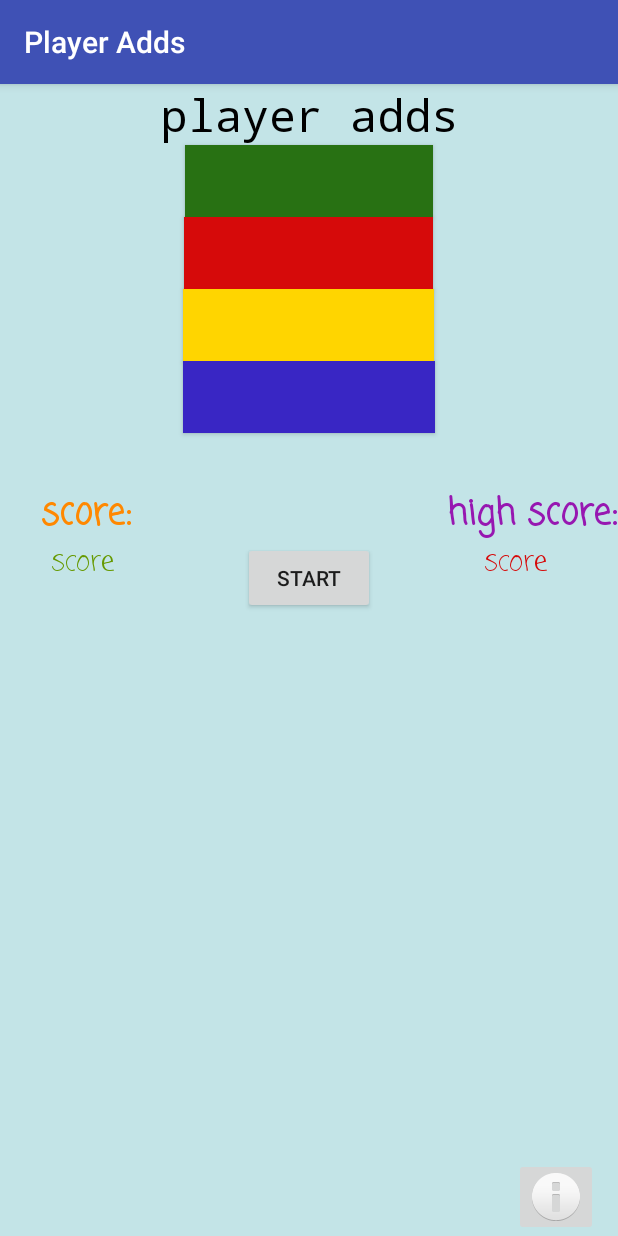
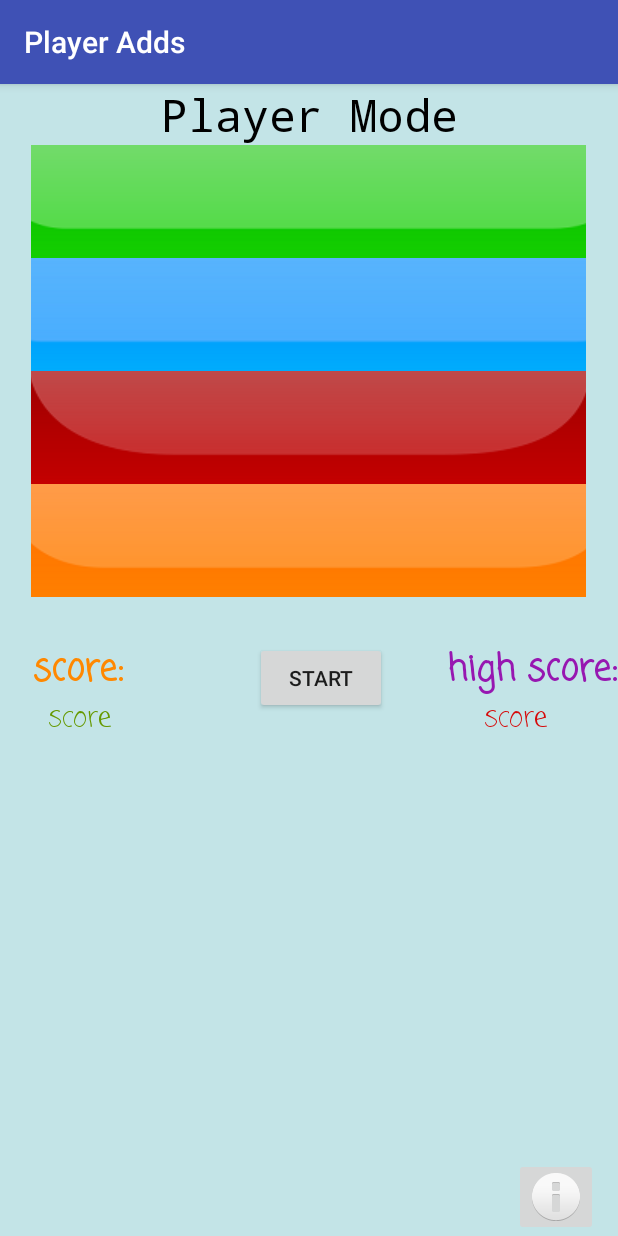
Before and after one commit to briSchm/Simon, an Android app: the playerActivity screen opened directly, with no data from a screen before it, on a phone screen of 412 x 824 dp. Run offline under Robolectric (Android 15) with nearby library versions, the phone set to English and light mode, and no system bars.

Commit message:
Changed layouts to match.

```diff
--- a/app/src/main/res/layout-port/player_adds.xml
+++ b/app/src/main/res/layout-port/player_adds.xml
@@ -8,7 +8,7 @@
     android:gravity="center">
 
     <TextView
-        android:text="player adds"
+        android:text="Player Mode"
         android:layout_width="match_parent"
         android:layout_height="wrap_content"
         android:id="@+id/name"
@@ -17,110 +17,130 @@
         android:fontFamily="monospace"
         android:textColor="@android:color/black" />
 
-    <Button
-        android:layout_width="165dp"
-        android:layout_height="wrap_content"
-        android:id="@+id/green"
-        android:background="@color/green"/>
+    <ImageButton
+        android:id="@+id/green_button"
+        android:layout_width="370dp"
+        android:layout_height="75dp"
+        app:srcCompat="@drawable/green_button" />
 
-    <Button
-        android:layout_width="166dp"
-        android:layout_height="wrap_content"
-        android:id="@+id/red"
-        android:background="@color/red" />
+    <ImageButton
+        android:id="@+id/blue_button"
+        android:layout_width="370dp"
+        android:layout_height="75dp"
+        app:srcCompat="@drawable/blue_button" />
 
-    <Button
-        android:layout_width="167dp"
-        android:layout_height="wrap_content"
-        android:id="@+id/yellow"
-        android:background="@color/yellow" />
+    <ImageButton
+        android:id="@+id/red_button"
+        android:layout_width="370dp"
+        android:layout_height="75dp"
+        app:srcCompat="@drawable/red_button" />
 
-    <Button
-        android:layout_width="168dp"
-        android:layout_height="wrap_content"
-        android:id="@+id/blue"
-        android:background="@color/blue" />
+    <ImageButton
+        android:id="@+id/yellow_button"
+        android:layout_width="370dp"
+        android:layout_height="75dp"
+        app:srcCompat="@drawable/yellow_button"/>
 
     <RelativeLayout
+        android:id="@+id/output"
         android:layout_width="match_parent"
         android:layout_height="match_parent">
 
-        <ImageButton
+        <ImageView
+            android:id="@+id/number"
+            android:layout_width="match_parent"
+            android:layout_height="wrap_content"
+            android:visibility="invisible"
+            app:srcCompat="@drawable/go" />
+
+        <TextView
+            android:id="@+id/game_score"
             android:layout_width="wrap_content"
             android:layout_height="wrap_content"
-            app:srcCompat="@android:drawable/ic_dialog_info"
+            android:layout_alignLeft="@+id/score"
+            android:layout_alignStart="@+id/score"
+            android:layout_below="@+id/score"
+            android:layout_marginLeft="10dp"
+            android:layout_marginStart="10dp"
+            android:fontFamily="casual"
+            android:text="score"
+            android:textColor="@android:color/holo_green_dark"
+            android:textSize="18sp" />
+
+        <ImageButton
+            android:id="@+id/info"
+            android:layout_width="wrap_content"
+            android:layout_height="wrap_content"
+            android:layout_alignParentBottom="true"
+            android:layout_alignParentEnd="true"
+            android:layout_alignParentRight="true"
+            android:layout_marginEnd="13dp"
             android:layout_marginRight="13dp"
-            android:layout_marginEnd="13dp"
-            android:id="@+id/info"
-            android:layout_alignParentBottom="true"
-            android:layout_alignParentRight="true"
-            android:layout_alignParentEnd="true" />
+            app:srcCompat="@android:drawable/ic_dialog_info" />
 
         <TextView
-            android:text="score"
+            android:id="@+id/score"
             android:layout_width="wrap_content"
             android:layout_height="wrap_content"
-            android:id="@+id/high"
-            android:textSize="18sp"
+            android:layout_alignParentLeft="true"
+            android:layout_alignParentStart="true"
+            android:layout_alignTop="@+id/start"
+            android:layout_marginLeft="22dp"
+            android:layout_marginStart="22dp"
             android:fontFamily="casual"
-            android:textColor="@color/red"
-            android:layout_marginRight="33dp"
-            android:layout_marginEnd="33dp"
-            android:layout_alignBaseline="@+id/game_score"
-            android:layout_alignBottom="@+id/game_score"
-            android:layout_alignRight="@+id/info"
-            android:layout_alignEnd="@+id/info" />
+            android:text="score:"
+            android:textColor="@android:color/holo_orange_dark"
+            android:textSize="24sp"
+            android:textStyle="normal|bold" />
 
         <Button
             android:id="@+id/start"
             android:layout_width="wrap_content"
             android:layout_height="wrap_content"
-            android:layout_below="@+id/high_score"
-            android:layout_centerHorizontal="true"
+            android:layout_alignParentTop="true"
+            android:layout_marginEnd="40dp"
+            android:layout_marginRight="33dp"
+            android:layout_marginTop="30dp"
+            android:layout_toStartOf="@+id/high_score"
             android:text="start" />
 
         <TextView
-            android:text="score:"
+            android:id="@+id/high_score"
             android:layout_width="wrap_content"
             android:layout_height="wrap_content"
-            android:layout_marginLeft="27dp"
-            android:layout_marginStart="27dp"
-            android:id="@+id/score"
+            android:layout_alignBottom="@+id/start"
+            android:layout_alignParentEnd="true"
+            android:layout_alignParentRight="true"
+            android:layout_alignTop="@+id/score"
+            android:fontFamily="casual"
+            android:text="high score:"
+            android:textColor="@color/darkpurple"
             android:textSize="24sp"
-            android:fontFamily="casual"
-            android:textColor="@android:color/holo_orange_dark"
-            android:textStyle="normal|bold"
-            android:layout_alignParentTop="true"
-            android:layout_alignParentLeft="true"
-            android:layout_alignParentStart="true"
-            android:layout_marginTop="35dp" />
+            android:textStyle="normal|bold" />
 
         <TextView
-            android:text="score"
+            android:id="@+id/high"
             android:layout_width="wrap_content"
             android:layout_height="wrap_content"
-            android:id="@+id/game_score"
+            android:layout_alignEnd="@+id/info"
+            android:layout_alignRight="@+id/info"
+            android:layout_below="@+id/score"
+            android:layout_marginEnd="33dp"
+            android:layout_marginRight="33dp"
             android:fontFamily="casual"
+            android:text="score"
+            android:textColor="@color/red"
+            android:textSize="18sp" />
+
+        <TextView
+            android:id="@+id/game_over"
+            android:layout_width="wrap_content"
+            android:layout_height="wrap_content"
+            android:layout_alignTop="@+id/info"
+            android:layout_centerHorizontal="true"
             android:textColor="@android:color/holo_green_dark"
             android:textSize="18sp"
-            android:layout_marginRight="11dp"
-            android:layout_marginEnd="11dp"
-            android:layout_below="@+id/score"
-            android:layout_alignRight="@+id/score"
-            android:layout_alignEnd="@+id/score" />
-
-        <TextView
-            android:text="high score:"
-            android:layout_width="wrap_content"
-            android:layout_height="wrap_content"
-            android:id="@+id/high_score"
-            android:textSize="24sp"
-            android:fontFamily="casual"
-            android:textColor="@color/darkpurple"
-            android:textStyle="normal|bold"
-            android:layout_above="@+id/high"
-            android:layout_alignParentRight="true"
-            android:layout_alignParentEnd="true" />
+            android:textStyle="bold" />
 
     </RelativeLayout>
 
```
Also changed, not shown: app/src/main/res/layout-port/choose_color.xml (+88 -68 lines).
